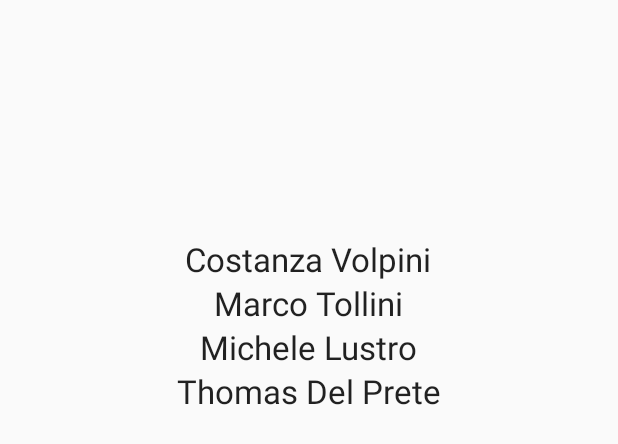
After one commit to costanzavolpini/USIRooms, an Android app: the layout credit_layout.xml on its own in the app's theme, with its tools: preview values and no code run, on a phone screen of 412 x 824 dp. The commit adds this screen. Shown: the top 444 px of the screen. Run offline under Robolectric (Android 15) with nearby library versions, the phone set to English and light mode, and no system bars.

Commit message:
Android studio - Pop-up (NO)
Primo tentativo pop-up

```diff
--- /dev/null
+++ b/AndroidStudio/USIROOM/app/src/main/res/layout/credit_layout.xml
@@ -0,0 +1,43 @@
+<?xml version="1.0" encoding="utf-8"?>
+<RelativeLayout xmlns:android="http://schemas.android.com/apk/res/android"
+    android:layout_width="match_parent" android:layout_height="match_parent">
+
+
+    <TextView
+        android:layout_width="wrap_content"
+        android:layout_height="wrap_content"
+        android:textAppearance="?android:attr/textAppearanceLarge"
+        android:text="Costanza Volpini"
+        android:id="@+id/textView4"
+        android:layout_marginTop="158dp"
+        android:layout_alignParentTop="true"
+        android:layout_centerHorizontal="true" />
+
+    <TextView
+        android:layout_width="wrap_content"
+        android:layout_height="wrap_content"
+        android:textAppearance="?android:attr/textAppearanceLarge"
+        android:text="Marco Tollini"
+        android:id="@+id/textView5"
+        android:layout_below="@+id/textView4"
+        android:layout_centerHorizontal="true" />
+
+    <TextView
+        android:layout_width="wrap_content"
+        android:layout_height="wrap_content"
+        android:textAppearance="?android:attr/textAppearanceLarge"
+        android:text="Michele Lustro"
+        android:id="@+id/textView6"
+        android:layout_below="@+id/textView5"
+        android:layout_centerHorizontal="true" />
+
+    <TextView
+        android:layout_width="wrap_content"
+        android:layout_height="wrap_content"
+        android:textAppearance="?android:attr/textAppearanceLarge"
+        android:text="Thomas Del Prete"
+        android:id="@+id/textView7"
+        android:layout_below="@+id/textView6"
+        android:layout_centerHorizontal="true" />
+
+</RelativeLayout>
--- a/AndroidStudio/USIROOM/app/src/main/res/values/styles.xml
+++ b/AndroidStudio/USIROOM/app/src/main/res/values/styles.xml
@@ -17,4 +17,9 @@
 
     <style name="AppTheme.PopupOverlay" parent="ThemeOverlay.AppCompat.Light" />
 
+    <style name="AppTheme.CustomTheme">
+        <item name="android:windowIsTranslucent">true</item>
+        <item name="android:windowCloseOnTouchOutside">true</item>
+    </style>
+
 </resources>
```
Also changed, not shown: AndroidStudio/USIROOM/app/src/main/AndroidManifest.xml (+2 -17 lines), AndroidStudio/USIROOM/app/src/main/java/com/usirooms/usirooms/Credit.java (+16 -6 lines), AndroidStudio/USIROOM/app/src/main/java/com/usirooms/usirooms/MainActivity.java (+23 -0 lines).
